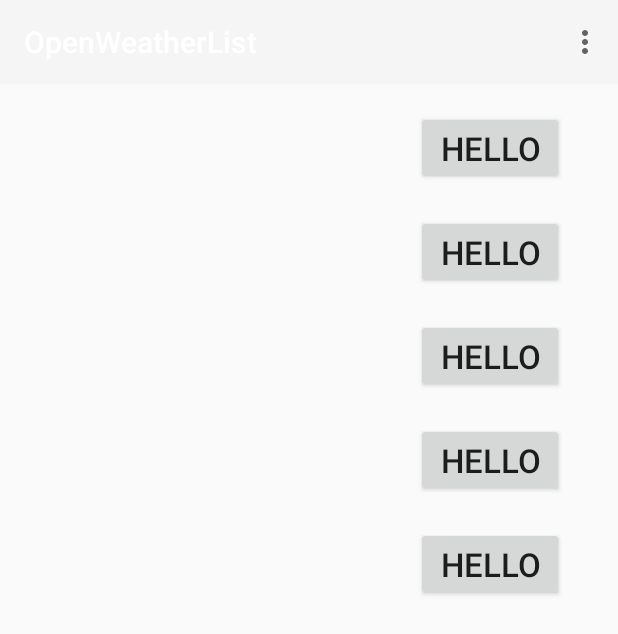
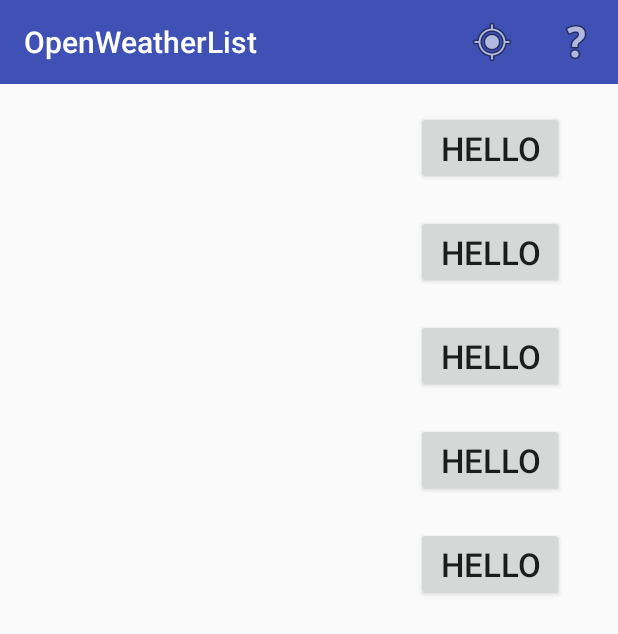
Before and after one commit to jeffchang5/MasseyHacks-Android-Workshop, an Android app: the screen it shows after launch (MainActivity), on a phone screen of 412 x 824 dp. Shown: the top 634 px of the screen. Run offline under Robolectric (Android 15) with nearby library versions, the phone set to English and light mode, and no system bars; our stand-ins replace Volley.

Commit message:
MenuOptions is working

```diff
--- a/app/src/main/AndroidManifest.xml
+++ b/app/src/main/AndroidManifest.xml
@@ -3,13 +3,15 @@
     package="xyz.jeffreychang.openweatherlist">
 
     <uses-permission android:name="android.permission.INTERNET" />
+    <uses-permission android:name="android.permission.ACCESS_FINE_LOCATION" />
+    <uses-feature android:name="android.hardware.location.gps" />
     <application
         android:allowBackup="true"
         android:icon="@mipmap/ic_launcher"
         android:label="@string/app_name"
         android:roundIcon="@mipmap/ic_launcher_round"
         android:supportsRtl="true"
-        android:theme="@style/Theme.AppCompat.Light.NoActionBar">
+        android:theme="@style/AppTheme">
         <activity android:name=".MainActivity">
             <intent-filter>
                 <action android:name="android.intent.action.MAIN" />
--- a/app/src/main/java/xyz/jeffreychang/openweatherlist/models/Weather.java
+++ b/app/src/main/java/xyz/jeffreychang/openweatherlist/models/Weather.java
@@ -8,6 +8,10 @@ import java.net.URL;
 
 public class Weather {
 
+    public Weather() {
+
+    }
+
 
 
 
--- a/app/src/main/res/menu/main_menu.xml
+++ b/app/src/main/res/menu/main_menu.xml
@@ -1,7 +1,18 @@
 <?xml version="1.0" encoding="utf-8"?>
-<menu xmlns:android="http://schemas.android.com/apk/res/android">
+<menu xmlns:android="http://schemas.android.com/apk/res/android"
+    xmlns:app="http://schemas.android.com/apk/res-auto">
+
+
+
     <item android:id="@+id/location"
         android:title="@string/location"
-        android:icon="@android:drawable/ic_menu_mylocation">
+        android:icon="@android:drawable/ic_menu_mylocation"
+        app:showAsAction="ifRoom">
+    </item>
+
+    <item android:id="@+id/help"
+        android:title="@string/help_title"
+        android:icon="@android:drawable/ic_menu_help"
+        app:showAsAction="ifRoom">
     </item>
 </menu>
--- a/app/src/main/res/values/strings.xml
+++ b/app/src/main/res/values/strings.xml
@@ -2,4 +2,7 @@
     <string name="app_name">OpenWeatherList</string>
     <string name="hello">Hello</string>
     <string name="location">Location</string>
+    <string name="help_title">Help</string>
+    <string name="help_message">Click the location button to set your GPS."</string>
+    <string name="ok">Ok</string>
 </resources>
--- a/app/src/main/res/values/styles.xml
+++ b/app/src/main/res/values/styles.xml
@@ -6,6 +6,9 @@
         <item name="colorPrimary">@color/colorPrimary</item>
         <item name="colorPrimaryDark">@color/colorPrimaryDark</item>
         <item name="colorAccent">@color/colorAccent</item>
+        <item name="windowActionBar">false</item>
+        <item name="windowNoTitle">true</item>
     </style>
 
+
 </resources>
```
Also changed, not shown: app/src/main/java/xyz/jeffreychang/openweatherlist/MainActivity.java (+42 -4 lines), 42 other files.
